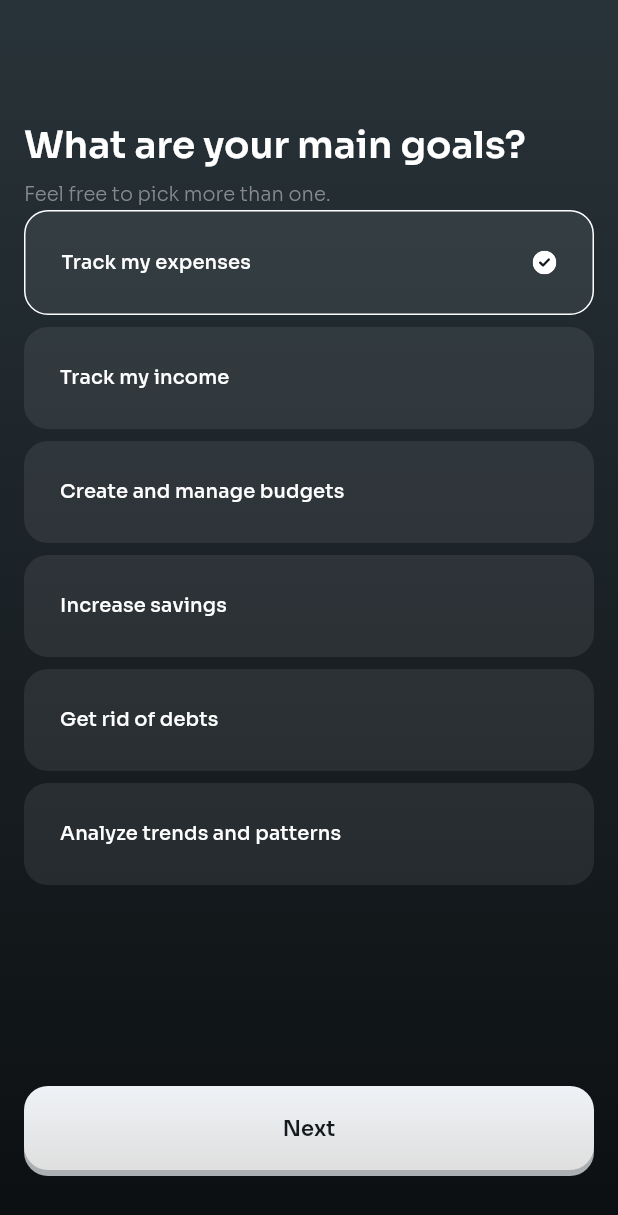
After one commit to mahmoudgalal1989/expense_app, a Flutter app: the InsightsScreen screen opened directly, after a tap on "Track my expenses", on a phone screen of 412 x 824 dp. The commit adds this screen. Shown: the top 1215 px of the screen. Run offline on Flutter 3.47's test engine with Material 3 defaults, Android fonts, the phone set to English and light mode, and no system bars; our stand-ins replace bloc, dartz, equatable, firebase_core, fl_chart, flutter_bloc and 7 more; accounts and stored records are empty; generated files the repository leaves out were written again; project files that could hold a hidden picture were left out.

Commit message:
feat: add insights screen with goal selection and localization support

```diff
--- a/lib/l10n/app_en.arb
+++ b/lib/l10n/app_en.arb
@@ -56,5 +56,42 @@
   "categories": "Categories",
   "@categories": {
     "description": "Title for the categories screen"
+  },
+
+  "insightsTitle": "What are your main goals?",
+  "@insightsTitle": {
+    "description": "Title for the insights screen"
+  },
+  "insightsSubtitle": "Feel free to pick more than one.",
+  "@insightsSubtitle": {
+    "description": "Subtitle for the insights screen"
+  },
+  "goalTrackExpenses": "Track my expenses",
+  "@goalTrackExpenses": {
+    "description": "Goal option for tracking expenses"
+  },
+  "goalTrackIncome": "Track my income",
+  "@goalTrackIncome": {
+    "description": "Goal option for tracking income"
+  },
+  "goalManageBudgets": "Create and manage budgets",
+  "@goalManageBudgets": {
+    "description": "Goal option for managing budgets"
+  },
+  "goalIncreaseSavings": "Increase savings",
+  "@goalIncreaseSavings": {
+    "description": "Goal option for increasing savings"
+  },
+  "goalGetRidOfDebts": "Get rid of debts",
+  "@goalGetRidOfDebts": {
+    "description": "Goal option for getting rid of debts"
+  },
+  "goalAnalyzeTrends": "Analyze trends and patterns",
+  "@goalAnalyzeTrends": {
+    "description": "Goal option for analyzing trends"
+  },
+  "continueButton": "Next",
+  "@continueButton": {
+    "description": "Next button text"
   }
 }
--- /dev/null
+++ b/lib/screens/insights/insights_screen.dart
@@ -0,0 +1,170 @@
+import 'package:flutter/material.dart';
+import 'package:flutter/services.dart';
+import 'package:flutter_svg/flutter_svg.dart';
+import '../../theme/app_colors.dart';
+import '../../widgets/quanto_text.dart';
+import '../../widgets/quanto_button.dart';
+import '../../main_page.dart';
+import 'package:flutter_gen/gen_l10n/app_localizations.dart';
+
+class InsightsScreen extends StatefulWidget {
+  const InsightsScreen({super.key});
+
+  @override
+  State<InsightsScreen> createState() => _InsightsScreenState();
+}
+
+class _InsightsScreenState extends State<InsightsScreen> {
+  final List<String> _selectedGoals = [];
+
+  List<String> _getGoals(BuildContext context) {
+    return [
+      AppLocalizations.of(context)!.goalTrackExpenses,
+      AppLocalizations.of(context)!.goalTrackIncome,
+      AppLocalizations.of(context)!.goalManageBudgets,
+      AppLocalizations.of(context)!.goalIncreaseSavings,
+      AppLocalizations.of(context)!.goalGetRidOfDebts,
+      AppLocalizations.of(context)!.goalAnalyzeTrends,
+    ];
+  }
+
+  void _toggleGoal(String goal) {
+    setState(() {
+      if (_selectedGoals.contains(goal)) {
+        _selectedGoals.remove(goal);
+      } else {
+        _selectedGoals.add(goal);
+      }
+    });
+  }
+
+  void _navigateToMainApp() {
+    Navigator.of(context).pushReplacement(
+      MaterialPageRoute(
+        builder: (context) => const MainPage(),
+      ),
+    );
+  }
+
+  @override
+  Widget build(BuildContext context) {
+    // Set transparent status bar
+    SystemChrome.setSystemUIOverlayStyle(
+      const SystemUiOverlayStyle(
+        statusBarColor: Colors.transparent,
+        statusBarIconBrightness: Brightness.light,
+        statusBarBrightness: Brightness.dark,
+      ),
+    );
+
+    return Scaffold(
+      body: Container(
+        decoration: BoxDecoration(
+          gradient: LinearGradient(
+            begin: Alignment.topCenter,
+            end: Alignment.bottomCenter,
+            colors: AppColors.backgroundGradient,
+          ),
+        ),
+        child: Padding(
+          padding: const EdgeInsets.symmetric(horizontal: 16.0),
+          child: Column(
+            crossAxisAlignment: CrossAxisAlignment.start,
+            children: [
+              const SizedBox(
+                  height: 80), // Increased height to account for status bar
+
+              // Title - Header/H1 with 600 weight, size 25, line height 32
+              QuantoText(
+                AppLocalizations.of(context)!.insightsTitle,
+                styleVariant: 'Header/H1',
+                color: AppColors.textPrimaryDark,
+              ),
+
+              const SizedBox(height: 8),
+
+              // Subtitle
+              QuantoText(
+                AppLocalizations.of(context)!.insightsSubtitle,
+                styleVariant: 'Body/B1-L',
+                color: AppColors.textSecondaryDark,
+              ),
+
+              // const SizedBox(height: 16),
+
+              // Goals List
+              Expanded(
+                child: Builder(
+                  builder: (context) {
+                    final goals = _getGoals(context);
+                    return ListView.separated(
+                      itemCount: goals.length,
+                      separatorBuilder: (context, index) =>
+                          const SizedBox(height: 8),
+                      itemBuilder: (context, index) {
+                        final goal = goals[index];
+                        final isSelected = _selectedGoals.contains(goal);
+
+                        return GestureDetector(
+                          onTap: () => _toggleGoal(goal),
+                          child: Container(
+                            width: double.infinity,
+                            padding: const EdgeInsets.all(24),
+                            decoration: BoxDecoration(
+                              color: AppColors.opacity8,
+                              borderRadius: BorderRadius.circular(16),
+                              border: isSelected
+                                  ? Border.all(
+                                      color: AppColors.borderSelectedDark,
+                                      width: 1,
+                                    )
+                                  : null,
+                            ),
+                            child: Row(
+                              children: [
+                                Expanded(
+                                  child: QuantoText(
+                                    goal,
+                                    styleVariant: 'Body/B1-R',
+                                    color: AppColors.textPrimaryDark,
+                                  ),
+                                ),
+                                if (isSelected) ...[
+                                  const SizedBox(width: 24),
+                                  SvgPicture.asset(
+                                    'assets/svg/check_ic.svg',
+                                    width: 16,
+                                    height: 16,
+                                  ),
+                                ],
+                              ],
+                            ),
+                          ),
+                        );
+                      },
+                    );
+                  },
+                ),
+              ),
+
+              const SizedBox(height: 16),
+
+              // Continue Button (if any goals selected)
+              if (_selectedGoals.isNotEmpty)
+                Padding(
+                  padding: const EdgeInsets.only(bottom: 40),
+                  child: QuantoButton(
+                    onPressed: _navigateToMainApp,
+                    text: AppLocalizations.of(context)!.continueButton,
+                    buttonType: QuantoButtonType.primary,
+                    size: QuantoButtonSize.large,
+                    isExpanded: true,
+                  ),
+                ),
+            ],
+          ),
+        ),
+      ),
+    );
+  }
+}
--- a/lib/screens/onboarding/onboarding_screen.dart
+++ b/lib/screens/onboarding/onboarding_screen.dart
@@ -3,7 +3,7 @@ import 'package:flutter/material.dart';
 import 'package:flutter/services.dart';
 import 'package:flutter_svg/flutter_svg.dart';
 import 'package:shared_preferences/shared_preferences.dart';
-import '../../main_page.dart';
+import '../insights/insights_screen.dart';
 import '../../theme/app_colors.dart';
 import '../../widgets/quanto_text.dart';
 import '../../widgets/quanto_button.dart';
@@ -402,10 +402,10 @@ class _OnboardingScreenState extends State<OnboardingScreen>
 
     if (!mounted) return;
 
-    // Navigate to main app with smooth transition
+    // Navigate to insights screen with smooth transition
     Navigator.of(context).pushReplacement(
       PageRouteBuilder(
-        pageBuilder: (context, animation, secondaryAnimation) => const MainPage(),
+        pageBuilder: (context, animation, secondaryAnimation) => const InsightsScreen(),
         transitionDuration: const Duration(milliseconds: 600),
         transitionsBuilder: (context, animation, secondaryAnimation, child) {
           return FadeTransition(
--- a/lib/widgets/quanto_text.dart
+++ b/lib/widgets/quanto_text.dart
@@ -34,7 +34,7 @@ class QuantoText extends StatelessWidget {
     // Header Styles
     'Header/H1': TextStyle(
       fontSize: 25,
-      fontWeight: FontWeight.w500, // SemiBold
+      fontWeight: FontWeight.w600, // SemiBold
       height: 32.0 / 25.0, // line-height: 32px
       letterSpacing: 0,
     ),
```
Also changed, not shown: lib/generated/intl/messages_en.dart, lib/generated/l10n.dart.
